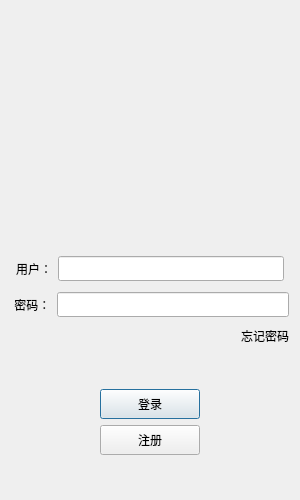
The window that QTClient/login.ui (Encounter005/TinyChat) describes before a commit, drawn with Qt 5.
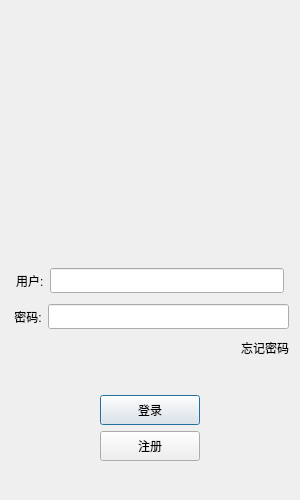
The same window after the commit. Icons and pictures are not drawn.

What changed in the file:
```diff
--- a/QTClient/login.ui
+++ b/QTClient/login.ui
@@ -26,7 +26,7 @@
    <string>Dialog</string>
   </property>
   <layout class="QVBoxLayout" name="verticalLayout_2">
-   <item alignment="Qt::AlignmentFlag::AlignHCenter|Qt::AlignmentFlag::AlignVCenter">
+   <item>
     <widget class="QWidget" name="widget" native="true">
      <property name="sizePolicy">
       <sizepolicy hsizetype="Preferred" vsizetype="Preferred">
@@ -36,25 +36,19 @@
      </property>
      <property name="minimumSize">
       <size>
-       <width>200</width>
-       <height>200</height>
+       <width>0</width>
+       <height>0</height>
       </size>
      </property>
      <property name="maximumSize">
       <size>
-       <width>200</width>
-       <height>200</height>
+       <width>16777215</width>
+       <height>16777215</height>
       </size>
      </property>
+     <layout class="QHBoxLayout" name="horizontalLayout_6">
+      <item>
      <widget class="QLabel" name="label">
-      <property name="geometry">
-       <rect>
-        <x>0</x>
-        <y>0</y>
-        <width>200</width>
-        <height>200</height>
-       </rect>
-      </property>
       <property name="minimumSize">
        <size>
         <width>200</width>
@@ -83,6 +77,8 @@
        <set>Qt::AlignmentFlag::AlignCenter</set>
       </property>
      </widget>
+      </item>
+     </layout>
     </widget>
    </item>
    <item>
@@ -129,7 +125,7 @@
           </size>
          </property>
          <property name="text">
-          <string>用户：</string>
+          <string>用户:</string>
          </property>
         </widget>
        </item>
@@ -158,7 +154,7 @@
      <item>
       <widget class="QLabel" name="password_label">
        <property name="text">
-        <string> 密码：</string>
+        <string> 密码:</string>
        </property>
       </widget>
      </item>
```
Lines whose indentation alone changed are shown as unchanged.
